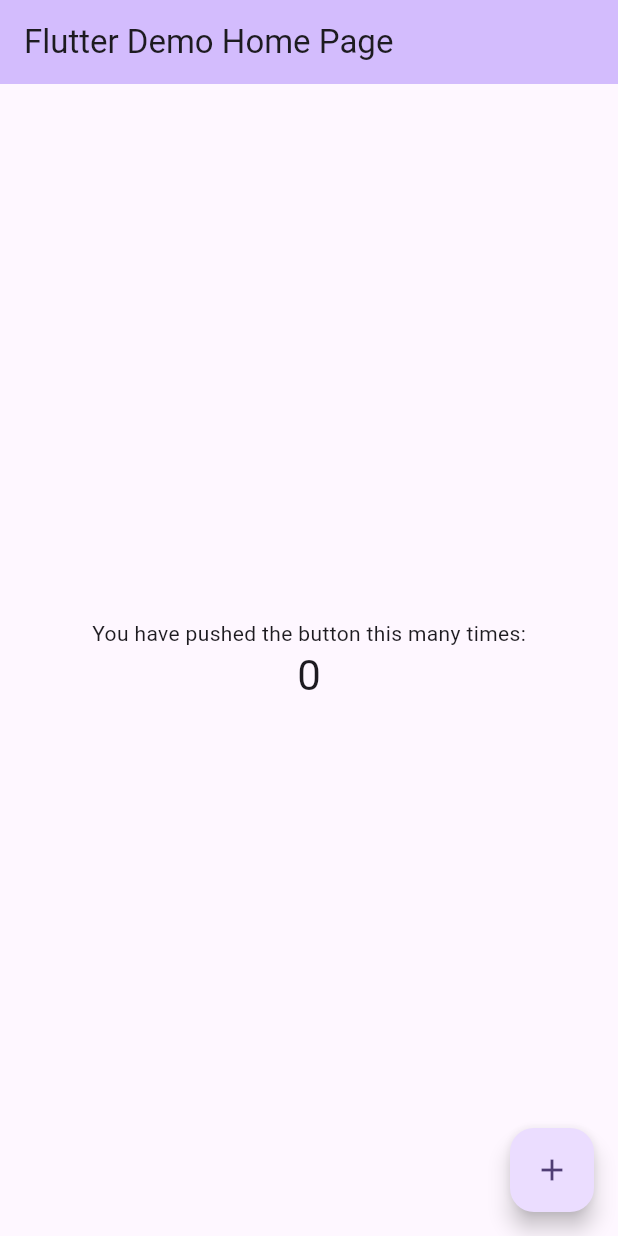
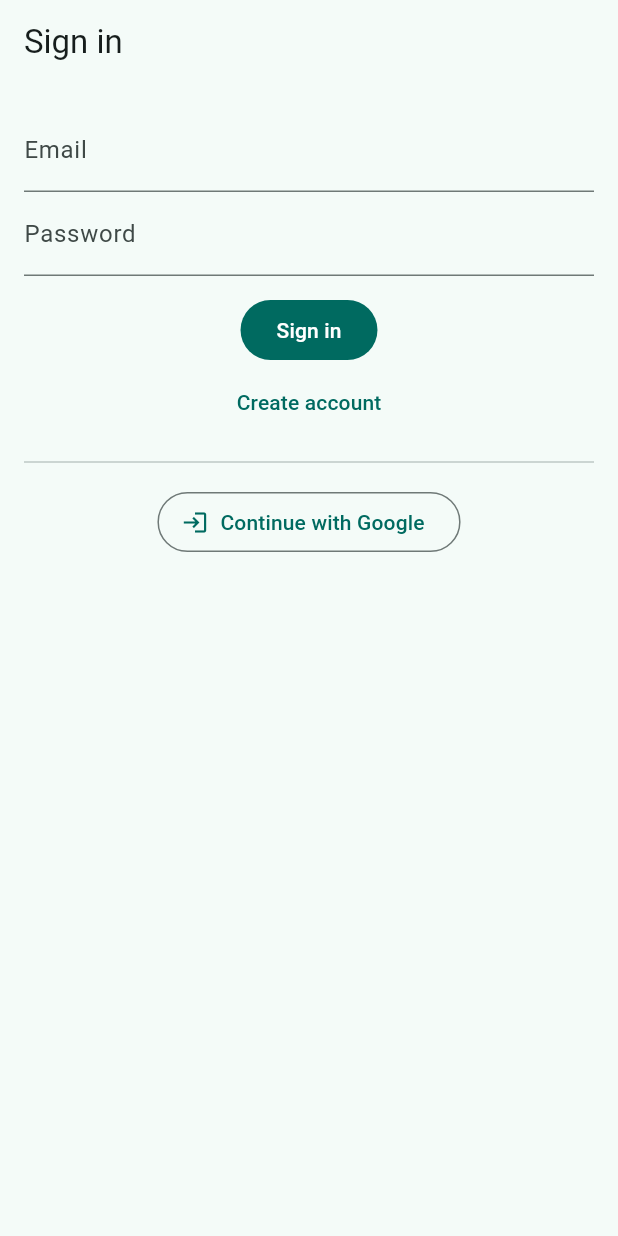
Before and after one commit to nespar7/energy-trading-app, a Flutter app: the screen it shows after launch, on a phone screen of 412 x 824 dp. Run offline on Flutter 3.47's test engine with Material 3 defaults, Android fonts, the phone set to English and light mode, and no system bars; our stand-ins replace bloc, equatable, firebase_auth, firebase_core, flutter_bloc, go_router and 1 more; accounts and stored records are empty.

Commit message:
sign in not working

```diff
--- /dev/null
+++ b/lib/app/app.dart
@@ -0,0 +1,72 @@
+import 'package:flutter/material.dart';
+import 'package:flutter_bloc/flutter_bloc.dart';
+import 'package:go_router/go_router.dart';
+import '../features/auth/data/auth_repository.dart';
+import '../features/auth/logic/auth_bloc.dart';
+import '../features/auth/logic/login_cubit.dart';
+import '../features/auth/view/login_screen.dart';
+import 'package:firebase_auth/firebase_auth.dart';
+
+class AppRoot extends StatelessWidget {
+  const AppRoot({super.key});
+
+  @override
+  Widget build(BuildContext context) {
+    final repo = AuthRepository();
+
+    final router = GoRouter(
+      initialLocation: '/',
+      routes: [
+        GoRoute(
+          path: '/',
+          redirect: (ctx, state) {
+            final user = FirebaseAuth.instance.currentUser;
+            return user == null ? '/login' : '/home';
+          },
+        ),
+        GoRoute(
+          path: '/login',
+          builder: (_, __) => BlocProvider(
+            create: (_) => LoginCubit(repo),
+            child: const LoginScreen(),
+          ),
+        ),
+        GoRoute(path: '/home', builder: (_, __) => const _HomeScreen()),
+      ],
+    );
+
+    return MultiBlocProvider(
+      providers: [
+        BlocProvider(
+          create: (_) => AuthBloc(repo)..add(const AuthSubscriptionRequested()),
+        ),
+      ],
+      child: MaterialApp.router(
+        title: 'Energy Demo',
+        theme: ThemeData(useMaterial3: true, colorSchemeSeed: Colors.teal),
+        routerConfig: router,
+      ),
+    );
+  }
+}
+
+class _HomeScreen extends StatelessWidget {
+  const _HomeScreen();
+  @override
+  Widget build(BuildContext context) {
+    final user = FirebaseAuth.instance.currentUser!;
+    return Scaffold(
+      appBar: AppBar(
+        title: const Text('Home'),
+        actions: [
+          IconButton(
+            onPressed: () =>
+                context.read<AuthBloc>().add(const AuthSignOutRequested()),
+            icon: const Icon(Icons.logout),
+          ),
+        ],
+      ),
+      body: Center(child: Text('Welcome, ${user.email ?? user.uid}')),
+    );
+  }
+}
--- /dev/null
+++ b/lib/features/auth/data/auth_repository.dart
@@ -0,0 +1,42 @@
+import 'package:firebase_auth/firebase_auth.dart';
+import 'package:google_sign_in/google_sign_in.dart';
+
+class AuthRepository {
+  final FirebaseAuth _auth = FirebaseAuth.instance;
+  final GoogleSignIn _google = GoogleSignIn();
+
+  Stream<User?> authStateChanges() => _auth.authStateChanges();
+
+  Future<UserCredential> signInWithEmail(String email, String password) {
+    return _auth.signInWithEmailAndPassword(email: email, password: password);
+  }
+
+  Future<UserCredential> registerWithEmail(String email, String password) {
+    return _auth.createUserWithEmailAndPassword(
+      email: email,
+      password: password,
+    );
+  }
+
+  Future<UserCredential> signInWithGoogle() async {
+    // Triggers Google Sign-In flow
+    final gUser = await _google.signIn();
+    if (gUser == null) throw Exception('Google sign-in aborted');
+
+    final gAuth = await gUser.authentication;
+    final credential = GoogleAuthProvider.credential(
+      accessToken: gAuth.accessToken,
+      idToken: gAuth.idToken,
+    );
+    return _auth.signInWithCredential(credential);
+  }
+
+  Future<void> signOut() async {
+    await _auth.signOut();
+    try {
+      await _google.signOut();
+    } catch (_) {}
+  }
+
+  User? get currentUser => _auth.currentUser;
+}
--- /dev/null
+++ b/lib/features/auth/logic/auth_event.dart
@@ -0,0 +1,15 @@
+part of 'auth_bloc.dart';
+
+abstract class AuthEvent extends Equatable {
+  const AuthEvent();
+  @override
+  List<Object?> get props => [];
+}
+
+class AuthSubscriptionRequested extends AuthEvent {
+  const AuthSubscriptionRequested();
+}
+
+class AuthSignOutRequested extends AuthEvent {
+  const AuthSignOutRequested();
+}
--- /dev/null
+++ b/lib/features/auth/logic/auth_state.dart
@@ -0,0 +1,16 @@
+part of 'auth_bloc.dart';
+
+enum AuthStatus { unknown, authenticated, unauthenticated }
+
+class AuthState extends Equatable {
+  final AuthStatus status;
+  final User? user;
+
+  const AuthState._(this.status, this.user);
+  const AuthState.unknown() : this._(AuthStatus.unknown, null);
+  const AuthState.authenticated(User u) : this._(AuthStatus.authenticated, u);
+  const AuthState.unauthenticated() : this._(AuthStatus.unauthenticated, null);
+
+  @override
+  List<Object?> get props => [status, user?.uid];
+}
--- /dev/null
+++ b/lib/features/auth/logic/login_cubit.dart
@@ -0,0 +1,42 @@
+import 'package:bloc/bloc.dart';
+import 'package:equatable/equatable.dart';
+import '../data/auth_repository.dart';
+
+part 'login_state.dart';
+
+class LoginCubit extends Cubit<LoginState> {
+  final AuthRepository _repo;
+  LoginCubit(this._repo) : super(const LoginState());
+
+  Future<void> signInWithEmail(String email, String password) async {
+    emit(state.copyWith(status: LoginStatus.loading));
+    try {
+      await _repo.signInWithEmail(email, password);
+      emit(state.copyWith(status: LoginStatus.success));
+    } catch (e) {
+      emit(state.copyWith(status: LoginStatus.failure, error: e.toString()));
+    }
+  }
+
+  Future<void> registerWithEmail(String email, String password) async {
+    emit(state.copyWith(status: LoginStatus.loading));
+    try {
+      await _repo.registerWithEmail(email, password);
+      emit(state.copyWith(status: LoginStatus.success));
+    } catch (e) {
+      emit(state.copyWith(status: LoginStatus.failure, error: e.toString()));
+    }
+  }
+
+  Future<void> signInWithGoogle() async {
+    emit(state.copyWith(status: LoginStatus.loading));
+    try {
+      await _repo.signInWithGoogle();
+      emit(state.copyWith(status: LoginStatus.success));
+    } catch (e) {
+      emit(state.copyWith(status: LoginStatus.failure, error: e.toString()));
+    }
+  }
+
+  void reset() => emit(const LoginState());
+}
--- /dev/null
+++ b/lib/features/auth/logic/login_state.dart
@@ -0,0 +1,16 @@
+part of 'login_cubit.dart';
+
+enum LoginStatus { idle, loading, success, failure }
+
+class LoginState extends Equatable {
+  final LoginStatus status;
+  final String? error;
+
+  const LoginState({this.status = LoginStatus.idle, this.error});
+
+  LoginState copyWith({LoginStatus? status, String? error}) =>
+      LoginState(status: status ?? this.status, error: error);
+
+  @override
+  List<Object?> get props => [status, error];
+}
--- /dev/null
+++ b/lib/features/auth/view/login_screen.dart
@@ -0,0 +1,78 @@
+import 'package:flutter/material.dart';
+import 'package:flutter_bloc/flutter_bloc.dart';
+import '../../auth/logic/login_cubit.dart';
+
+class LoginScreen extends StatefulWidget {
+  const LoginScreen({super.key});
+  @override
+  State<LoginScreen> createState() => _LoginScreenState();
+}
+
+class _LoginScreenState extends State<LoginScreen> {
+  final emailC = TextEditingController();
+  final passC = TextEditingController();
+
+  @override
+  Widget build(BuildContext context) {
+    return Scaffold(
+      appBar: AppBar(title: const Text('Sign in')),
+      body: BlocConsumer<LoginCubit, LoginState>(
+        listener: (context, state) {
+          if (state.status == LoginStatus.failure) {
+            ScaffoldMessenger.of(context).showSnackBar(
+              SnackBar(content: Text(state.error ?? 'Auth error')),
+            );
+          }
+        },
+        builder: (context, state) {
+          final busy = state.status == LoginStatus.loading;
+          return Padding(
+            padding: const EdgeInsets.all(16),
+            child: Column(
+              children: [
+                TextField(
+                  controller: emailC,
+                  decoration: const InputDecoration(labelText: 'Email'),
+                ),
+                TextField(
+                  controller: passC,
+                  decoration: const InputDecoration(labelText: 'Password'),
+                  obscureText: true,
+                ),
+                const SizedBox(height: 12),
+                FilledButton(
+                  onPressed: busy
+                      ? null
+                      : () => context.read<LoginCubit>().signInWithEmail(
+                          emailC.text.trim(),
+                          passC.text,
+                        ),
+                  child: busy
+                      ? const CircularProgressIndicator()
+                      : const Text('Sign in'),
+                ),
+                TextButton(
+                  onPressed: busy
+                      ? null
+                      : () => context.read<LoginCubit>().registerWithEmail(
+                          emailC.text.trim(),
+                          passC.text,
+                        ),
+                  child: const Text('Create account'),
+                ),
+                const Divider(height: 32),
+                OutlinedButton.icon(
+                  icon: const Icon(Icons.login),
+                  label: const Text('Continue with Google'),
+                  onPressed: busy
+                      ? null
+                      : () => context.read<LoginCubit>().signInWithGoogle(),
+                ),
+              ],
+            ),
+          );
+        },
+      ),
+    );
+  }
+}
--- a/lib/main.dart
+++ b/lib/main.dart
@@ -1,122 +1,10 @@
 import 'package:flutter/material.dart';
+import 'package:firebase_core/firebase_core.dart';
+import 'firebase_options.dart';
+import 'app/app.dart';
 
-void main() {
-  runApp(const MyApp());
+void main() async {
+  WidgetsFlutterBinding.ensureInitialized();
+  await Firebase.initializeApp(options: DefaultFirebaseOptions.currentPlatform);
+  runApp(const AppRoot());
 }
-
-class MyApp extends StatelessWidget {
-  const MyApp({super.key});
-
-  // This widget is the root of your application.
-  @override
-  Widget build(BuildContext context) {
-    return MaterialApp(
-      title: 'Flutter Demo',
-      theme: ThemeData(
-        // This is the theme of your application.
-        //
-        // TRY THIS: Try running your application with "flutter run". You'll see
-        // the application has a purple toolbar. Then, without quitting the app,
-        // try changing the seedColor in the colorScheme below to Colors.green
-        // and then invoke "hot reload" (save your changes or press the "hot
-        // reload" button in a Flutter-supported IDE, or press "r" if you used
-        // the command line to start the app).
-        //
-        // Notice that the counter didn't reset back to zero; the application
-        // state is not lost during the reload. To reset the state, use hot
-        // restart instead.
-        //
-        // This works for code too, not just values: Most code changes can be
-        // tested with just a hot reload.
-        colorScheme: ColorScheme.fromSeed(seedColor: Colors.deepPurple),
-      ),
-      home: const MyHomePage(title: 'Flutter Demo Home Page'),
-    );
-  }
-}
-
-class MyHomePage extends StatefulWidget {
-  const MyHomePage({super.key, required this.title});
-
-  // This widget is the home page of your application. It is stateful, meaning
-  // that it has a State object (defined below) that contains fields that affect
-  // how it looks.
-
-  // This class is the configuration for the state. It holds the values (in this
-  // case the title) provided by the parent (in this case the App widget) and
-  // used by the build method of the State. Fields in a Widget subclass are
-  // always marked "final".
-
-  final String title;
-
-  @override
-  State<MyHomePage> createState() => _MyHomePageState();
-}
-
-class _MyHomePageState extends State<MyHomePage> {
-  int _counter = 0;
-
-  void _incrementCounter() {
-    setState(() {
-      // This call to setState tells the Flutter framework that something has
-      // changed in this State, which causes it to rerun the build method below
-      // so that the display can reflect the updated values. If we changed
-      // _counter without calling setState(), then the build method would not be
-      // called again, and so nothing would appear to happen.
-      _counter++;
-    });
-  }
-
-  @override
-  Widget build(BuildContext context) {
-    // This method is rerun every time setState is called, for instance as done
-    // by the _incrementCounter method above.
-    //
-    // The Flutter framework has been optimized to make rerunning build methods
-    // fast, so that you can just rebuild anything that needs updating rather
-    // than having to individually change instances of widgets.
-    return Scaffold(
-      appBar: AppBar(
-        // TRY THIS: Try changing the color here to a specific color (to
-        // Colors.amber, perhaps?) and trigger a hot reload to see the AppBar
-        // change color while the other colors stay the same.
-        backgroundColor: Theme.of(context).colorScheme.inversePrimary,
-        // Here we take the value from the MyHomePage object that was created by
-        // the App.build method, and use it to set our appbar title.
-        title: Text(widget.title),
-      ),
-      body: Center(
-        // Center is a layout widget. It takes a single child and positions it
-        // in the middle of the parent.
-        child: Column(
-          // Column is also a layout widget. It takes a list of children and
-          // arranges them vertically. By default, it sizes itself to fit its
-          // children horizontally, and tries to be as tall as its parent.
-          //
-          // Column has various properties to control how it sizes itself and
-          // how it positions its children. Here we use mainAxisAlignment to
-          // center the children vertically; the main axis here is the vertical
-          // axis because Columns are vertical (the cross axis would be
-          // horizontal).
-          //
-          // TRY THIS: Invoke "debug painting" (choose the "Toggle Debug Paint"
-          // action in the IDE, or press "p" in the console), to see the
-          // wireframe for each widget.
-          mainAxisAlignment: MainAxisAlignment.center,
-          children: <Widget>[
-            const Text('You have pushed the button this many times:'),
-            Text(
-              '$_counter',
-              style: Theme.of(context).textTheme.headlineMedium,
-            ),
-          ],
-        ),
-      ),
-      floatingActionButton: FloatingActionButton(
-        onPressed: _incrementCounter,
-        tooltip: 'Increment',
-        child: const Icon(Icons.add),
-      ), // This trailing comma makes auto-formatting nicer for build methods.
-    );
-  }
-}
```
Also changed, not shown: lib/features/auth/logic/auth_bloc.dart (added, +26 -0 lines), pubspec.yaml (+8 -5 lines), firebase.json (added), lib/firebase_options.dart (added), pubspec.lock, 4 other files.
